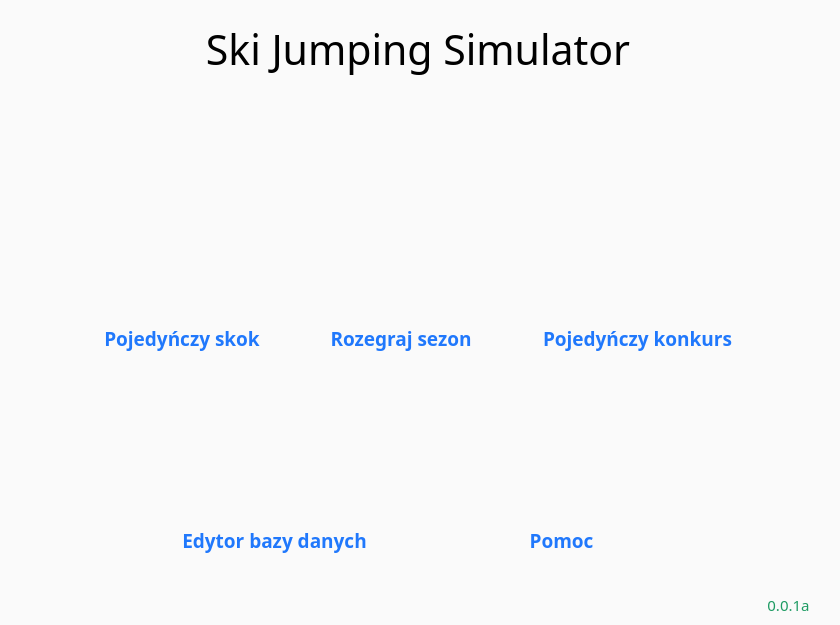
The window that UI/mainwindow.ui (SiekamCebule/sj-sim) describes before a commit, drawn with Qt 5.
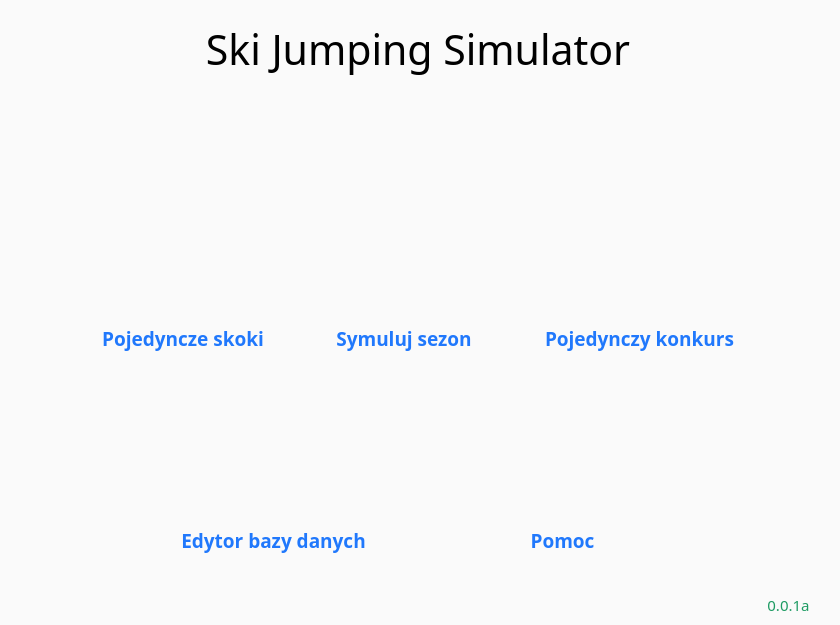
The same window after the commit. Icons and pictures are not drawn.

Diff of the .ui file:
```diff
--- a/UI/mainwindow.ui
+++ b/UI/mainwindow.ui
@@ -178,7 +178,7 @@
 }</string>
               </property>
               <property name="text">
-               <string>Pojedyńczy skok</string>
+               <string>Pojedyncze skoki</string>
               </property>
               <property name="alignment">
                <set>Qt::AlignCenter</set>
@@ -269,7 +269,7 @@
 }</string>
               </property>
               <property name="text">
-               <string>Rozegraj sezon</string>
+               <string>Symuluj sezon</string>
               </property>
               <property name="alignment">
                <set>Qt::AlignCenter</set>
@@ -373,7 +373,7 @@
 }</string>
               </property>
               <property name="text">
-               <string>Pojedyńczy konkurs</string>
+               <string>Pojedynczy konkurs</string>
               </property>
               <property name="alignment">
                <set>Qt::AlignCenter</set>
```
